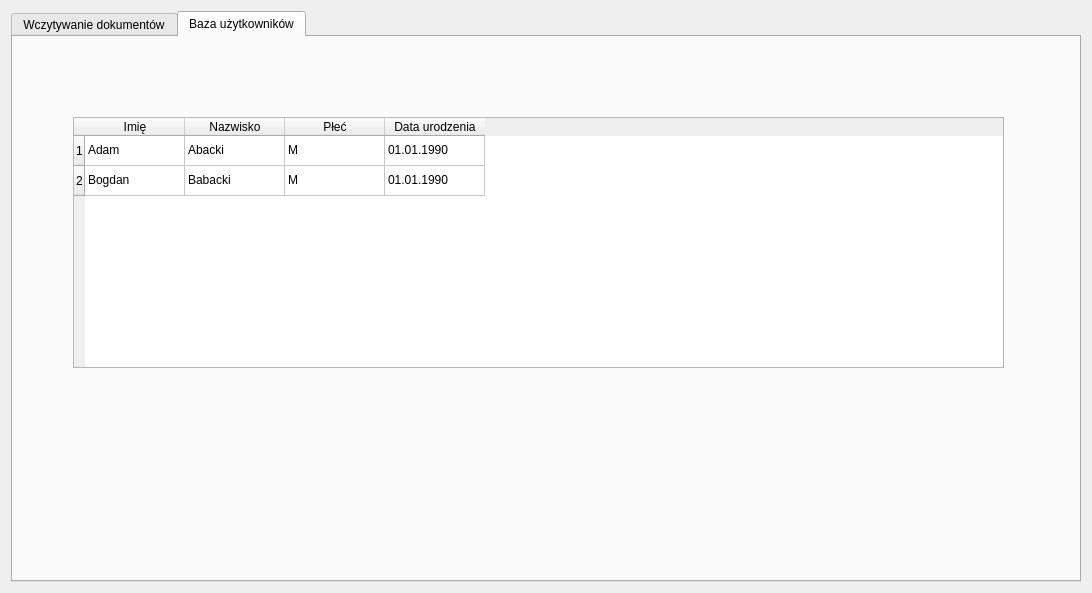
Above: ui/form.ui from SnoxE/aipo-document-recognition before the change. Below: the same form after it.
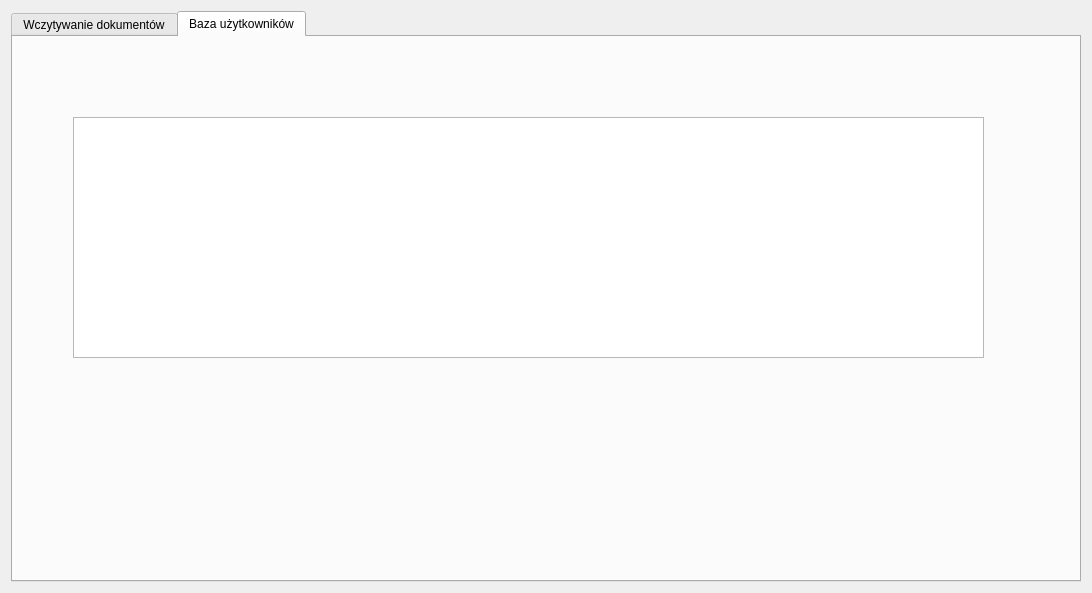
That is the form after the change. The open tabs and pages were chosen to show the change.

Commit message: Implement adding and removing from the persons table

```diff
--- a/ui/form.ui
+++ b/ui/form.ui
@@ -132,86 +132,15 @@
       <attribute name="title">
        <string>Baza użytkowników</string>
       </attribute>
-      <widget class="QTableWidget" name="usersTable">
+      <widget class="QTableView" name="usersTable">
        <property name="geometry">
         <rect>
          <x>60</x>
          <y>80</y>
-         <width>931</width>
-         <height>251</height>
+         <width>911</width>
+         <height>241</height>
         </rect>
        </property>
-       <property name="baseSize">
-        <size>
-         <width>0</width>
-         <height>0</height>
-        </size>
-       </property>
-       <property name="sortingEnabled">
-        <bool>false</bool>
-       </property>
-       <row/>
-       <row/>
-       <column>
-        <property name="text">
-         <string>Imię</string>
-        </property>
-       </column>
-       <column>
-        <property name="text">
-         <string>Nazwisko</string>
-        </property>
-       </column>
-       <column>
-        <property name="text">
-         <string>Płeć</string>
-        </property>
-       </column>
-       <column>
-        <property name="text">
-         <string>Data urodzenia</string>
-        </property>
-       </column>
-       <item row="0" column="0">
-        <property name="text">
-         <string>Adam</string>
-        </property>
-       </item>
-       <item row="0" column="1">
-        <property name="text">
-         <string>Abacki</string>
-        </property>
-       </item>
-       <item row="0" column="2">
-        <property name="text">
-         <string>M</string>
-        </property>
-       </item>
-       <item row="0" column="3">
-        <property name="text">
-         <string>01.01.1990</string>
-        </property>
-       </item>
-       <item row="1" column="0">
-        <property name="text">
-         <string>Bogdan</string>
-        </property>
-       </item>
-       <item row="1" column="1">
-        <property name="text">
-         <string>Babacki</string>
-        </property>
-       </item>
-       <item row="1" column="2">
-        <property name="text">
-         <string>M</string>
-        </property>
-       </item>
-       <item row="1" column="3">
-        <property name="text">
-         <string>01.01.1990</string>
-        </property>
-       </item>
       </widget>
      </widget>
     </widget>
```
Left out of the diff: 4 changed lines with no effect on the pictures. The commit also changes 11 other files.
